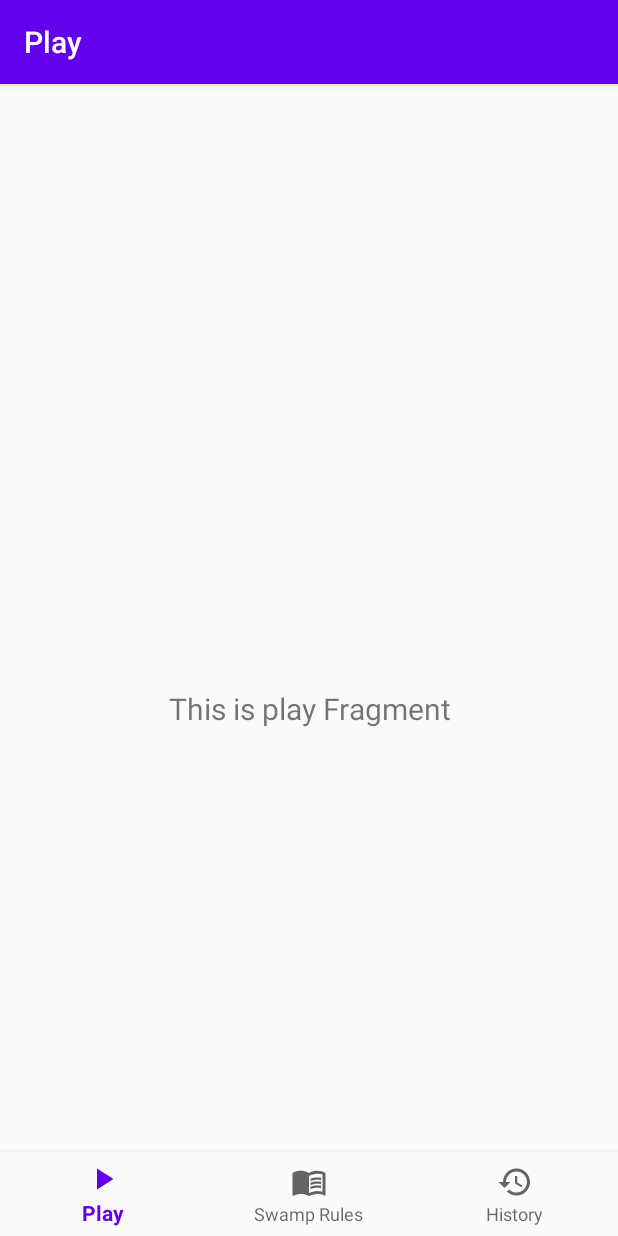
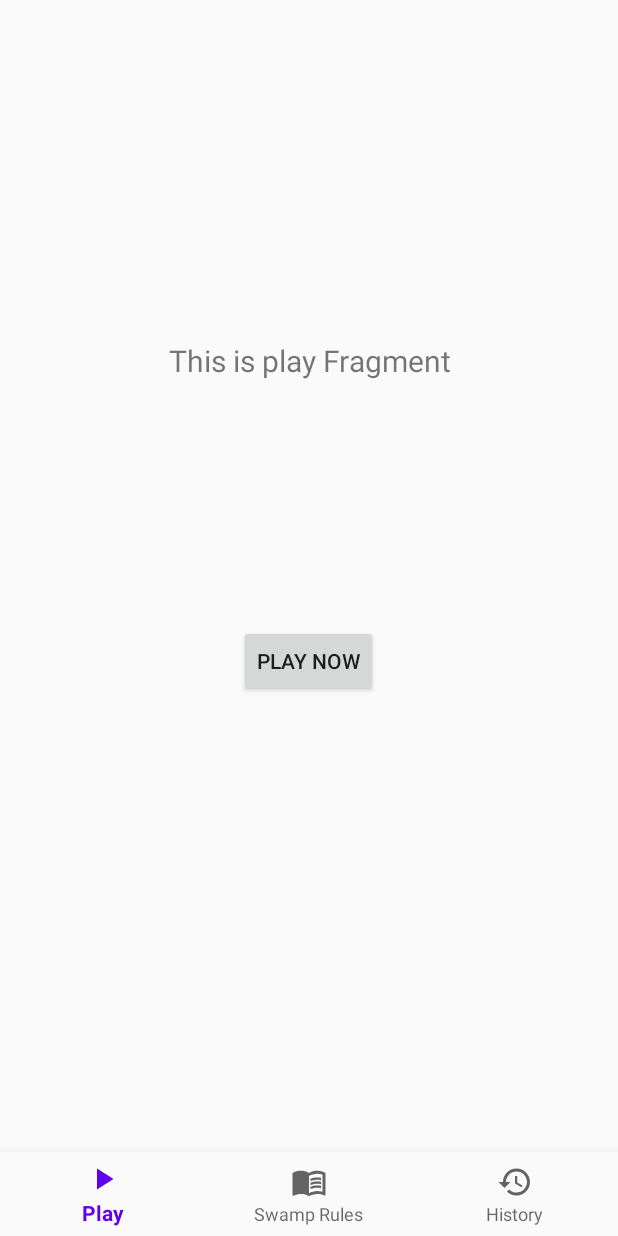
Before and after one commit to henrySwin/swampPool, an Android app: the screen it shows after launch (MainActivity), on a phone screen of 412 x 824 dp. Run offline under Robolectric (Android 15) with nearby library versions, the phone set to English and light mode, and no system bars; our stand-ins replace navigation-ui.

Commit message:
Remove ActionBar

```diff
--- a/app/src/main/java/com/example/swamppool/MainActivity.kt
+++ b/app/src/main/java/com/example/swamppool/MainActivity.kt
@@ -4,8 +4,6 @@ import android.os.Bundle
 import com.google.android.material.bottomnavigation.BottomNavigationView
 import androidx.appcompat.app.AppCompatActivity
 import androidx.navigation.findNavController
-import androidx.navigation.ui.AppBarConfiguration
-import androidx.navigation.ui.setupActionBarWithNavController
 import androidx.navigation.ui.setupWithNavController
 
 class MainActivity : AppCompatActivity() {
@@ -13,14 +11,9 @@ class MainActivity : AppCompatActivity() {
     override fun onCreate(savedInstanceState: Bundle?) {
         super.onCreate(savedInstanceState)
         setContentView(R.layout.activity_main)
+
         val navView: BottomNavigationView = findViewById(R.id.nav_view)
-
         val navController = findNavController(R.id.nav_host_fragment)
-        // Passing each menu ID as a set of Ids because each
-        // menu should be considered as top level destinations.
-        val appBarConfiguration = AppBarConfiguration(setOf(
-                R.id.navigation_home, R.id.navigation_dashboard, R.id.navigation_notifications))
-        setupActionBarWithNavController(navController, appBarConfiguration)
         navView.setupWithNavController(navController)
     }
 }
--- a/app/src/main/res/layout/fragment_play.xml
+++ b/app/src/main/res/layout/fragment_play.xml
@@ -17,6 +17,22 @@
         android:textSize="20sp"
         app:layout_constraintBottom_toBottomOf="parent"
         app:layout_constraintEnd_toEndOf="parent"
+        app:layout_constraintHorizontal_bias="1.0"
         app:layout_constraintStart_toStartOf="parent"
-        app:layout_constraintTop_toTopOf="parent" />
+        app:layout_constraintTop_toTopOf="parent"
+        app:layout_constraintVertical_bias="0.222" />
+
+    <Button
+        android:id="@+id/button"
+        android:layout_width="wrap_content"
+        android:layout_height="wrap_content"
+        android:layout_marginStart="161dp"
+        android:layout_marginTop="148dp"
+        android:layout_marginEnd="162dp"
+        android:layout_marginBottom="345dp"
+        android:text="Play Now"
+        app:layout_constraintBottom_toBottomOf="parent"
+        app:layout_constraintEnd_toEndOf="parent"
+        app:layout_constraintStart_toStartOf="parent"
+        app:layout_constraintTop_toBottomOf="@+id/text_home" />
 </androidx.constraintlayout.widget.ConstraintLayout>
--- a/app/src/main/res/values/styles.xml
+++ b/app/src/main/res/values/styles.xml
@@ -1,10 +1,10 @@
 <resources>
     <!-- Base application theme. -->
-    <style name="AppTheme" parent="Theme.AppCompat.Light.DarkActionBar">
+    <style name="AppTheme.Base" parent="Theme.AppCompat.Light.NoActionBar">
         <!-- Customize your theme here. -->
         <item name="colorPrimary">@color/colorPrimary</item>
         <item name="colorPrimaryDark">@color/colorPrimaryDark</item>
         <item name="colorAccent">@color/colorAccent</item>
     </style>
-
+    <style name="AppTheme" parent="AppTheme.Base"></style>
 </resources>
```
